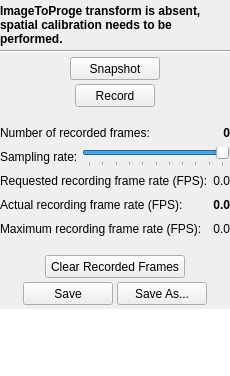
Old version of the form PlusApp/fCal/Toolboxes/CapturingToolbox.ui in the repository PlusToolkit/PlusApp.
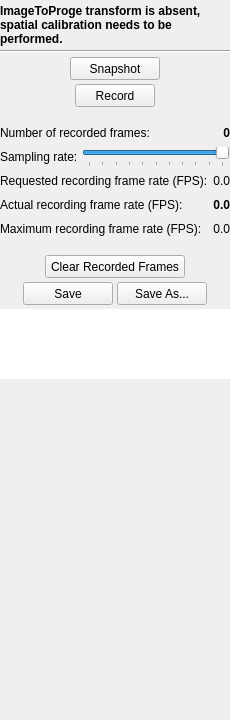
New version of the form. Icons and pictures are not drawn.

Commit message: Latest updates to capture control, now available from fCal

What changed in the file:
```diff
--- a/PlusApp/fCal/Toolboxes/CapturingToolbox.ui
+++ b/PlusApp/fCal/Toolboxes/CapturingToolbox.ui
@@ -7,7 +7,7 @@
     <x>0</x>
     <y>0</y>
     <width>230</width>
-    <height>376</height>
+    <height>720</height>
    </rect>
   </property>
   <property name="sizePolicy">
@@ -478,6 +478,39 @@
      </property>
     </widget>
    </item>
+   <item>
+    <widget class="QWidget" name="captureWidgetContainer" native="true">
+     <property name="sizePolicy">
+      <sizepolicy hsizetype="Preferred" vsizetype="Maximum">
+       <horstretch>0</horstretch>
+       <verstretch>0</verstretch>
+      </sizepolicy>
+     </property>
+     <property name="minimumSize">
+      <size>
+       <width>0</width>
+       <height>270</height>
+      </size>
+     </property>
+     <property name="maximumSize">
+      <size>
+       <width>16777215</width>
+       <height>270</height>
+      </size>
+     </property>
+     <widget class="QWidget" name="gridLayoutWidget">
+      <property name="geometry">
+       <rect>
+        <x>0</x>
+        <y>0</y>
+        <width>231</width>
+        <height>271</height>
+       </rect>
+      </property>
+      <layout class="QGridLayout" name="captureWidgetLayout"/>
+     </widget>
+    </widget>
+   </item>
    <item>
     <spacer name="verticalSpacer_2">
      <property name="orientation">
```
The commit also changes 5 other files.
